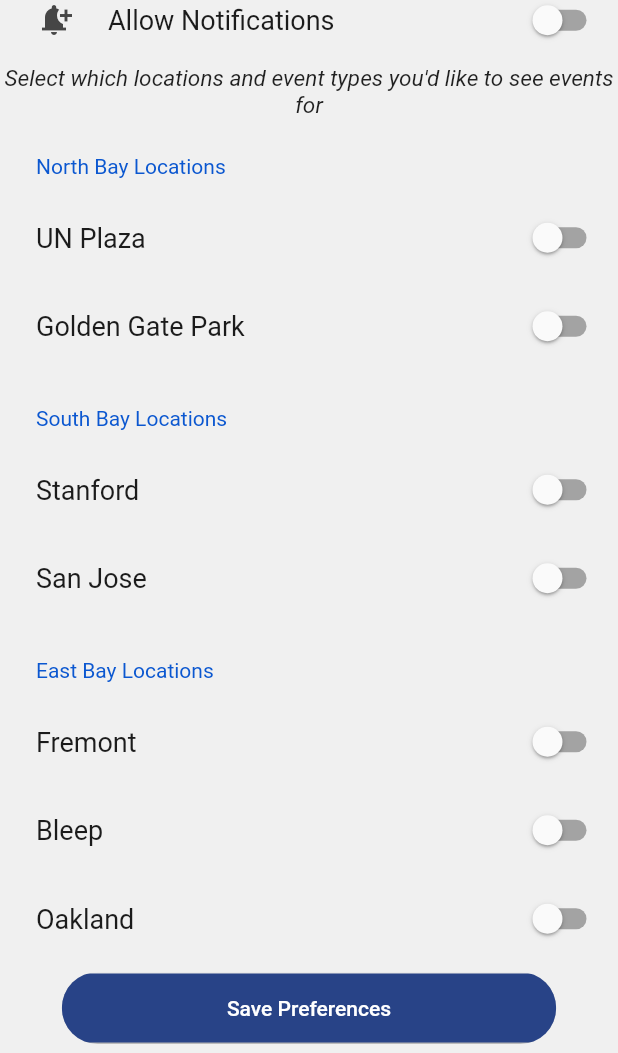
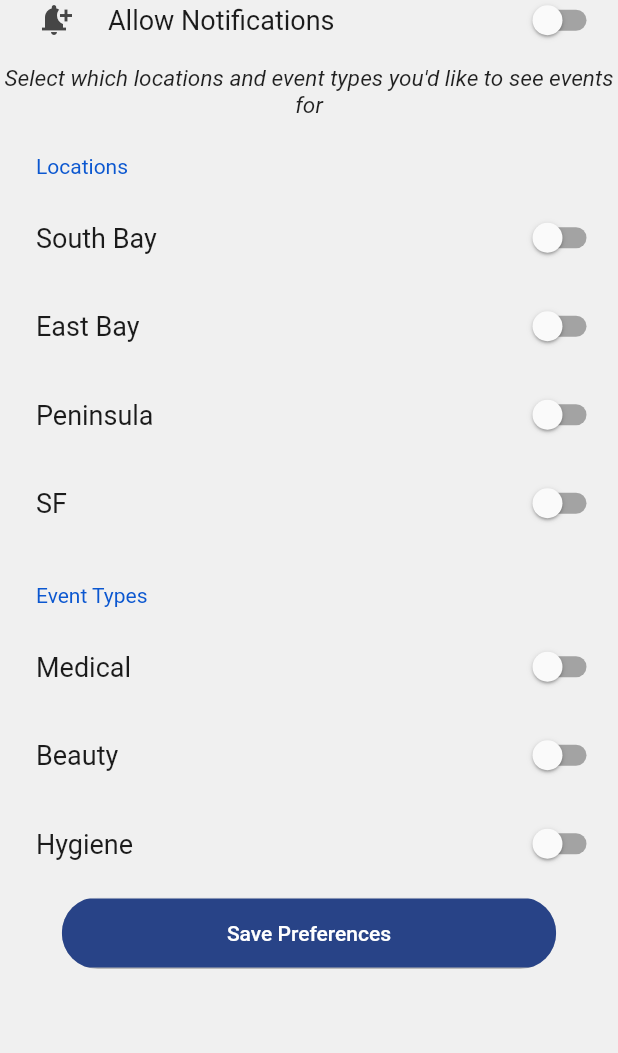
Before and after one commit to mapauhernandez/wehope, a Flutter app: the SettingsScreen screen opened directly, on a phone screen of 412 x 824 dp, the part 183-1236 px from its top. Run offline on Flutter 3.47's test engine with Material 2 defaults, Android fonts, the phone set to English and light mode, and no system bars; drawn by our look-alikes of settings_ui; our stand-ins replace shared_preferences; missing offline and left inert: dart:ffi, maps_launcher; accounts and stored records are empty; network calls fail.

Commit message:
now using wehope cal

```diff
--- a/lib/Screens/Landing/Components/body.dart
+++ b/lib/Screens/Landing/Components/body.dart
@@ -113,7 +113,7 @@ class _PrefBodyState extends State<LandingBody> {
               ],
             ),
             FutureBuilder<Calendar>(
-              future: fetchCalendars(http.Client()),
+              future: fetchCalendars(http.Client(), _locations),
               builder: (context, snapshot) {
                 if (snapshot.hasError) {
                   print(snapshot.error.toString());
@@ -121,7 +121,7 @@ class _PrefBodyState extends State<LandingBody> {
                     child:  Text(snapshot.error.toString()),
                   );
                 } else if (snapshot.hasData) {
-                  return EventList(calendar: snapshot.data!, locations: _locations);
+                  return EventList(calendar: snapshot.data!);
                 } else {
                   return const Center(
                     child: CircularProgressIndicator(),
--- a/lib/Screens/Landing/Components/event_list.dart
+++ b/lib/Screens/Landing/Components/event_list.dart
@@ -11,10 +11,9 @@ import '../../Settings/settings_screen.dart';
 import '../../../components/calendar_event.dart';
 
 class EventList extends StatelessWidget {
-  EventList({super.key, required this.calendar, required this.locations});
+  EventList({super.key, required this.calendar});
 
   final Calendar calendar;
-  final List<String> locations;
 
   @override
   Widget build(BuildContext context) {
--- a/lib/Screens/Settings/settings_screen.dart
+++ b/lib/Screens/Settings/settings_screen.dart
@@ -17,28 +17,27 @@ class SettingsScreen extends StatefulWidget {
 class _SettingsScreenState extends State<SettingsScreen> {
   bool _toggle_notifs = false;
   List<String> _loc_list = List.empty(growable: true);
+  List<String> _type_list = List.empty(growable: true);
   Map<String, bool> _toggles = new Map();
   bool _submitted = false;
 
-  List<String> northBayLocs = ["UN Plaza", "Golden Gate Park"];
-  List<String> southBayLocs = ["Stanford", "San Jose"];
-  List<String> eastBayLocs = ["Fremont", "Bleep", "Oakland"];
+  List<String> locs = ["South Bay", "East Bay", "Peninsula", "SF"];
+  List<String> types = ["Medical", "Beauty", "Hygiene"];
+
 
   void _setToggles() {
-    for (var loc in northBayLocs) {
+    for (var loc in locs) {
       _toggles[loc] = false;
     }
-    for (var loc in southBayLocs) {
-      _toggles[loc] = false;
-    }
-    for (var loc in eastBayLocs) {
-      _toggles[loc] = false;
+    for (var type in types) {
+      _toggles[type] = false;
     }
   }
 
   void _submit() {
     setState(() => _submitted = true);
     _saveLocations();
+    _saveTypes();
     Navigator.push(
       context,
       MaterialPageRoute(
@@ -57,6 +56,11 @@ class _SettingsScreenState extends State<SettingsScreen> {
   void _saveLocations() async {
     SharedPreferences prefs = await SharedPreferences.getInstance();
     prefs.setStringList('locations', _loc_list);
+  }
+
+  void _saveTypes() async {
+    SharedPreferences prefs = await SharedPreferences.getInstance();
+    prefs.setStringList('types', _type_list);
   }
 
   void initState() {
@@ -121,9 +125,9 @@ class _SettingsScreenState extends State<SettingsScreen> {
                     ),
                   ),
                   SettingsSection(
-                    title: Text('North Bay Locations'),
+                    title: Text('Locations'),
                     tiles: <SettingsTile>[
-                      for (var loc in northBayLocs)
+                      for (var loc in locs)
                         SettingsTile.switchTile(
                           initialValue: _toggles[loc],
                           onToggle: (value) {
@@ -141,43 +145,22 @@ class _SettingsScreenState extends State<SettingsScreen> {
                     ],
                   ),
                   SettingsSection(
-                    title: Text('South Bay Locations'),
+                    title: Text('Event Types'),
                     tiles: <SettingsTile>[
-                      for (var loc in southBayLocs)
+                      for (var type in types)
                         SettingsTile.switchTile(
-                          initialValue: _toggles[loc],
+                          initialValue: _toggles[type],
                           onToggle: (value) {
                             setState(() {
-                              _toggles[loc] = value;
+                              _toggles[type] = value;
                             });
-                            _toggles[loc]!
-                                ? _loc_list.add(loc)
-                                : _loc_list.contains(loc)
-                                    ? _loc_list.remove(loc)
-                                    : {};
-
+                            _toggles[type]!
+                                ? _type_list.add(type)
+                                : _type_list.contains(type)
+                                ? _type_list.remove(type)
+                                : {};
                           },
-                          title: Text(loc),
-                        )
-                    ],
-                  ),
-                  SettingsSection(
-                    title: Text('East Bay Locations'),
-                    tiles: <SettingsTile>[
-                      for (var loc in eastBayLocs)
-                        SettingsTile.switchTile(
-                          initialValue: _toggles[loc],
-                          onToggle: (value) {
-                            setState(() {
-                              _toggles[loc] = value;
-                            });
-                            _toggles[loc]!
-                                ? _loc_list.add(loc)
-                                : _loc_list.contains(loc)
-                                    ? _loc_list.remove(loc)
-                                    : {};
-                          },
-                          title: Text(loc),
+                          title: Text(type),
                         )
                     ],
                   ),
--- a/lib/components/calendar.dart
+++ b/lib/components/calendar.dart
@@ -1,6 +1,8 @@
 
 import 'dart:collection';
 import 'dart:ffi';
+
+import 'package:shared_preferences/shared_preferences.dart';
 
 import 'calendar_event.dart';
 import 'dart:async';
@@ -16,9 +18,9 @@ import 'package:flutter/foundation.dart';
 import 'package:flutter/material.dart';
 import 'package:http/http.dart' as http;
 
-Future<Calendar> fetchCalendars(http.Client client) async {
+Future<Calendar> fetchCalendars(http.Client client, List<String> locations) async {
   final response = await client
-      .get(Uri.parse('https://www.googleapis.com/calendar/v3/calendars/paredesfelipe402@gmail.com/events?key=AIzaSyDSHlQAm5r_ePot45JDg3TFDbKSU3evQmY'));
+      .get(Uri.parse('https://www.googleapis.com/calendar/v3/calendars/fdm09jjfsg4ll5lsbn4o24q6o8@group.calendar.google.com/events?key=AIzaSyDSHlQAm5r_ePot45JDg3TFDbKSU3evQmY'));
 
   // Use the compute function to run parsePhotos in a separate isolate.
   return compute(parseCalendars, response.body);
```
